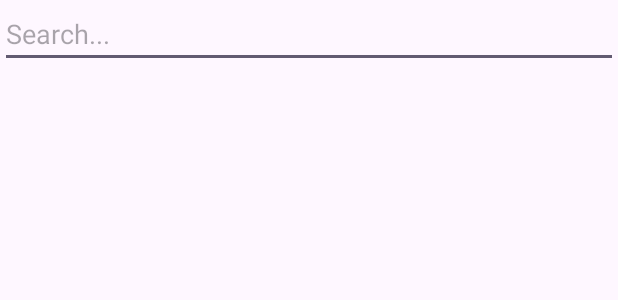
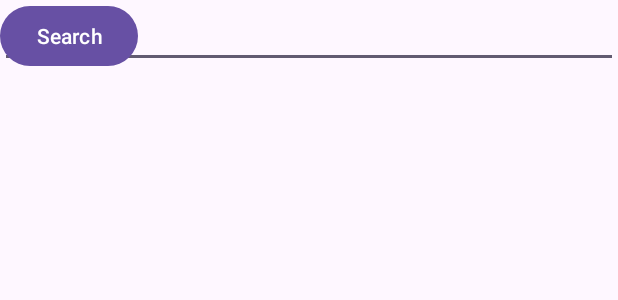
Before and after one commit to Bingerma/BadgerCourse, an Android app: the layout activity_main.xml on its own in the app's theme, with its tools: preview values and no code run, on a phone screen of 412 x 824 dp. Shown: the top 300 px of the screen. Run offline under Robolectric (Android 15) with nearby library versions, the phone set to English and light mode, and no system bars.

```diff
--- a/app/src/main/res/layout/activity_main.xml
+++ b/app/src/main/res/layout/activity_main.xml
@@ -30,4 +30,12 @@
 
     </ListView>
 
+    <Button
+        android:id="@+id/Search"
+        android:layout_width="wrap_content"
+        android:layout_height="wrap_content"
+        android:text="Search"
+        tools:layout_editor_absoluteX="164dp"
+        tools:layout_editor_absoluteY="369dp" />
+
 </androidx.constraintlayout.widget.ConstraintLayout>
```
Also changed, not shown: app/src/main/java/com/cs407/finalproject/MainActivity.java (+15 -15 lines).
